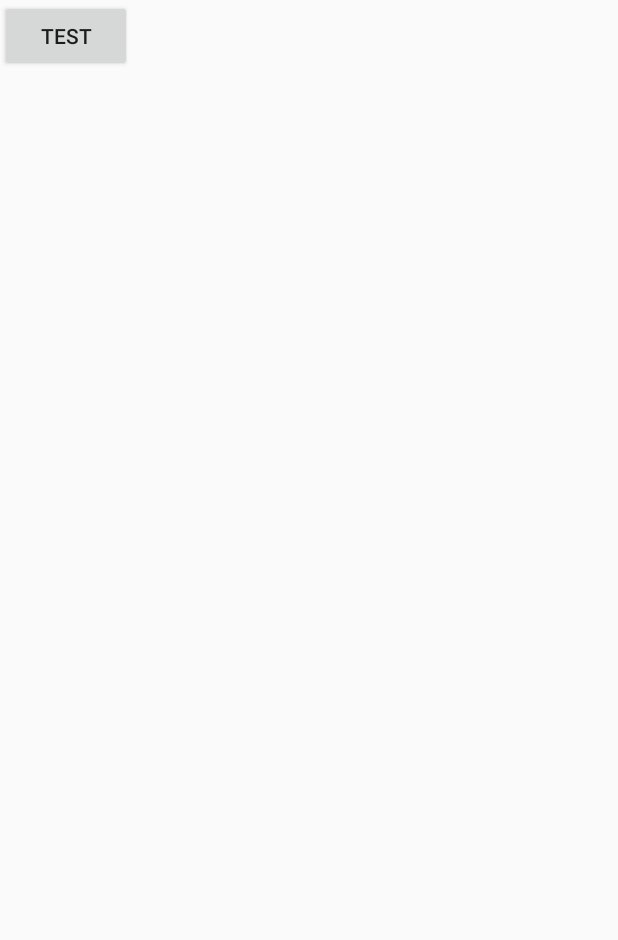
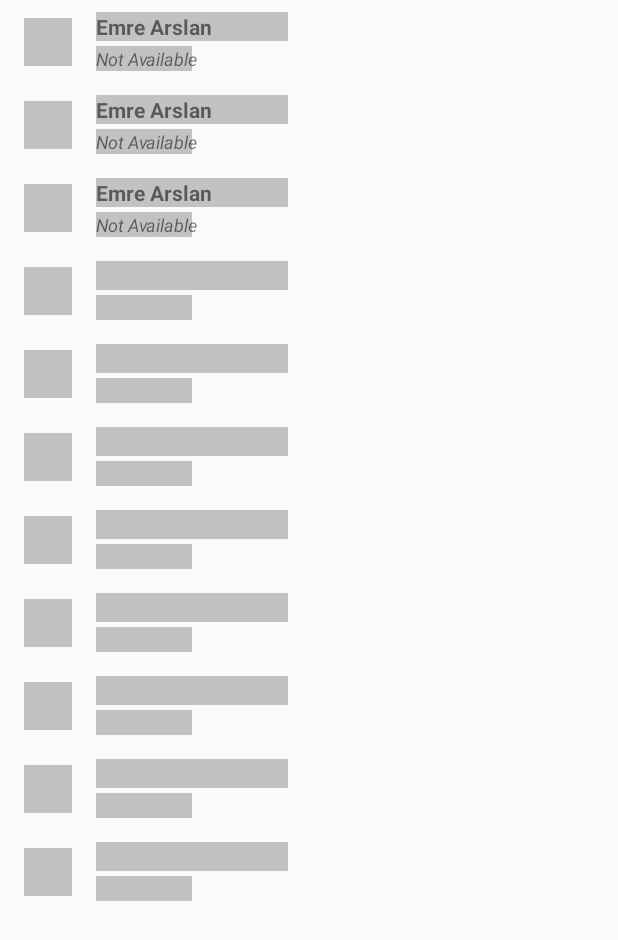
Before and after one commit to FaizIkhwan/android-shimmer, an Android app built with Jetpack Compose: the layout activity_main.xml on its own in the app's theme, with its tools: preview values and no code run, on a phone screen of 412 x 824 dp. Shown: the top 940 px of the screen. Run offline under Robolectric (Android 15) with nearby library versions, the phone set to English and light mode, and no system bars.

Commit message:
[] apply shimmering

```diff
--- a/app/build.gradle.kts
+++ b/app/build.gradle.kts
@@ -38,6 +38,7 @@ android {
     }
     buildFeatures {
         compose = true
+        viewBinding = true
     }
     composeOptions {
         kotlinCompilerExtensionVersion = "1.5.1"
@@ -59,6 +60,8 @@ dependencies {
     implementation(libs.androidx.ui.graphics)
     implementation(libs.androidx.ui.tooling.preview)
     implementation(libs.androidx.material3)
+    implementation(libs.androidx.constraintlayout)
+    implementation(libs.androidx.recyclerview)
     testImplementation(libs.junit)
     androidTestImplementation(libs.androidx.junit)
     androidTestImplementation(libs.androidx.espresso.core)
@@ -66,4 +69,6 @@ dependencies {
     androidTestImplementation(libs.androidx.ui.test.junit4)
     debugImplementation(libs.androidx.ui.tooling)
     debugImplementation(libs.androidx.ui.test.manifest)
+    implementation(libs.shimmer)
+    implementation(libs.glide)
 }
--- a/app/src/main/res/layout/activity_main.xml
+++ b/app/src/main/res/layout/activity_main.xml
@@ -1,13 +1,62 @@
 <?xml version="1.0" encoding="utf-8"?>
-<LinearLayout
+<androidx.constraintlayout.widget.ConstraintLayout
     xmlns:android="http://schemas.android.com/apk/res/android"
-    android:orientation="vertical"
+    xmlns:app="http://schemas.android.com/apk/res-auto"
+    xmlns:tools="http://schemas.android.com/tools"
     android:layout_width="match_parent"
-    android:layout_height="match_parent" >
+    android:layout_height="match_parent"
+    tools:context=".MainActivity">
 
-    <Button
-        android:layout_width="wrap_content"
-        android:layout_height="wrap_content"
-        android:text="test" />
+    <com.facebook.shimmer.ShimmerFrameLayout
+        android:id="@+id/shimmer_layout"
+        android:layout_width="0dp"
+        android:layout_height="0dp"
+        app:layout_constraintBottom_toBottomOf="parent"
+        app:layout_constraintLeft_toLeftOf="parent"
+        app:layout_constraintRight_toRightOf="parent"
+        app:layout_constraintTop_toTopOf="parent" >
 
-</LinearLayout>
+        <LinearLayout
+            android:layout_width="match_parent"
+            android:layout_height="wrap_content"
+            android:orientation="vertical">
+
+            <include layout="@layout/row_user_list_shimmer" />
+
+            <include layout="@layout/row_user_list_shimmer" />
+
+            <include layout="@layout/row_user_list_shimmer" />
+
+            <include layout="@layout/row_user_list_shimmer" />
+
+            <include layout="@layout/row_user_list_shimmer" />
+
+            <include layout="@layout/row_user_list_shimmer" />
+
+            <include layout="@layout/row_user_list_shimmer" />
+
+            <include layout="@layout/row_user_list_shimmer" />
+
+            <include layout="@layout/row_user_list_shimmer" />
+
+            <include layout="@layout/row_user_list_shimmer" />
+
+            <include layout="@layout/row_user_list_shimmer" />
+
+        </LinearLayout>
+
+    </com.facebook.shimmer.ShimmerFrameLayout>
+
+    <androidx.recyclerview.widget.RecyclerView
+        android:id="@+id/user_list_recyclerview"
+        android:layout_width="0dp"
+        android:layout_height="0dp"
+        android:visibility="gone"
+        app:layout_constraintBottom_toBottomOf="parent"
+        app:layout_constraintLeft_toLeftOf="parent"
+        app:layout_constraintRight_toRightOf="parent"
+        app:layout_constraintTop_toTopOf="parent"
+        tools:listitem="@layout/row_user_list"
+        tools:visibility="visible" />
+
+</androidx.constraintlayout.widget.ConstraintLayout>
--- /dev/null
+++ b/app/src/main/res/layout/row_user_list.xml
@@ -0,0 +1,42 @@
+<?xml version="1.0" encoding="utf-8"?>
+<androidx.constraintlayout.widget.ConstraintLayout xmlns:android="http://schemas.android.com/apk/res/android"
+    xmlns:app="http://schemas.android.com/apk/res-auto"
+    xmlns:tools="http://schemas.android.com/tools"
+    android:layout_width="match_parent"
+    android:layout_height="wrap_content"
+    android:padding="8dp">
+
+    <ImageView
+        android:id="@+id/user_icon"
+        android:layout_width="32dp"
+        android:layout_height="32dp"
+        android:layout_marginStart="8dp"
+        app:layout_constraintBottom_toBottomOf="parent"
+        app:layout_constraintStart_toStartOf="parent"
+        app:layout_constraintTop_toTopOf="parent" />
+
+    <TextView
+        android:id="@+id/user_name"
+        android:layout_width="wrap_content"
+        android:layout_height="wrap_content"
+        android:layout_marginStart="16dp"
+        android:textSize="14sp"
+        android:textStyle="bold"
+        app:layout_constraintStart_toEndOf="@id/user_icon"
+        app:layout_constraintTop_toTopOf="parent"
+        tools:text="Emre Arslan" />
+
+    <TextView
+        android:id="@+id/user_status"
+        android:layout_width="wrap_content"
+        android:layout_height="wrap_content"
+        android:layout_marginStart="16dp"
+        android:layout_marginTop="3dp"
+        android:textSize="12sp"
+        android:textStyle="italic"
+        app:layout_constraintBottom_toBottomOf="parent"
+        app:layout_constraintStart_toEndOf="@id/user_icon"
+        app:layout_constraintTop_toBottomOf="@id/user_name"
+        tools:text="Not Available" />
+
+</androidx.constraintlayout.widget.ConstraintLayout>
--- /dev/null
+++ b/app/src/main/res/layout/row_user_list_shimmer.xml
@@ -0,0 +1,42 @@
+<?xml version="1.0" encoding="utf-8"?>
+<androidx.constraintlayout.widget.ConstraintLayout xmlns:android="http://schemas.android.com/apk/res/android"
+    xmlns:app="http://schemas.android.com/apk/res-auto"
+    android:layout_width="match_parent"
+    android:layout_height="wrap_content"
+    android:padding="8dp">
+
+    <ImageView
+        android:id="@+id/user_icon"
+        android:layout_width="32dp"
+        android:layout_height="32dp"
+        android:layout_marginStart="8dp"
+        android:background="@color/shimmerColor"
+        app:layout_constraintBottom_toBottomOf="parent"
+        app:layout_constraintStart_toStartOf="parent"
+        app:layout_constraintTop_toTopOf="parent" />
+
+    <TextView
+        android:id="@+id/user_name"
+        android:layout_width="128dp"
+        android:layout_height="wrap_content"
+        android:layout_marginStart="16dp"
+        android:background="@color/shimmerColor"
+        android:textSize="14sp"
+        android:textStyle="bold"
+        app:layout_constraintStart_toEndOf="@id/user_icon"
+        app:layout_constraintTop_toTopOf="parent" />
+
+    <TextView
+        android:id="@+id/user_status"
+        android:layout_width="64dp"
+        android:layout_height="wrap_content"
+        android:layout_marginStart="16dp"
+        android:layout_marginTop="3dp"
+        android:background="@color/shimmerColor"
+        android:textSize="12sp"
+        android:textStyle="italic"
+        app:layout_constraintBottom_toBottomOf="parent"
+        app:layout_constraintStart_toEndOf="@id/user_icon"
+        app:layout_constraintTop_toBottomOf="@id/user_name" />
+
+</androidx.constraintlayout.widget.ConstraintLayout>
--- a/app/src/main/res/values/colors.xml
+++ b/app/src/main/res/values/colors.xml
@@ -7,4 +7,5 @@
     <color name="teal_700">#FF018786</color>
     <color name="black">#FF000000</color>
     <color name="white">#FFFFFFFF</color>
+    <color name="shimmerColor">#C2C2C2</color>
 </resources>
```
Also changed, not shown: app/src/main/java/com/faizikhwan/shimmerdemo/MainActivity.kt (+65 -1 lines), app/src/main/java/com/faizikhwan/shimmerdemo/MainViewModel.kt (added, +20 -0 lines), app/src/main/java/com/faizikhwan/shimmerdemo/Resource.kt (added, +7 -0 lines), app/src/main/java/com/faizikhwan/shimmerdemo/User.kt (added, +7 -0 lines), app/src/main/java/com/faizikhwan/shimmerdemo/UserListAdapter.kt (added, +44 -0 lines), app/src/main/java/com/faizikhwan/shimmerdemo/UserProvider.kt (added, +63 -0 lines), gradle/libs.versions.toml (+8 -0 lines).
